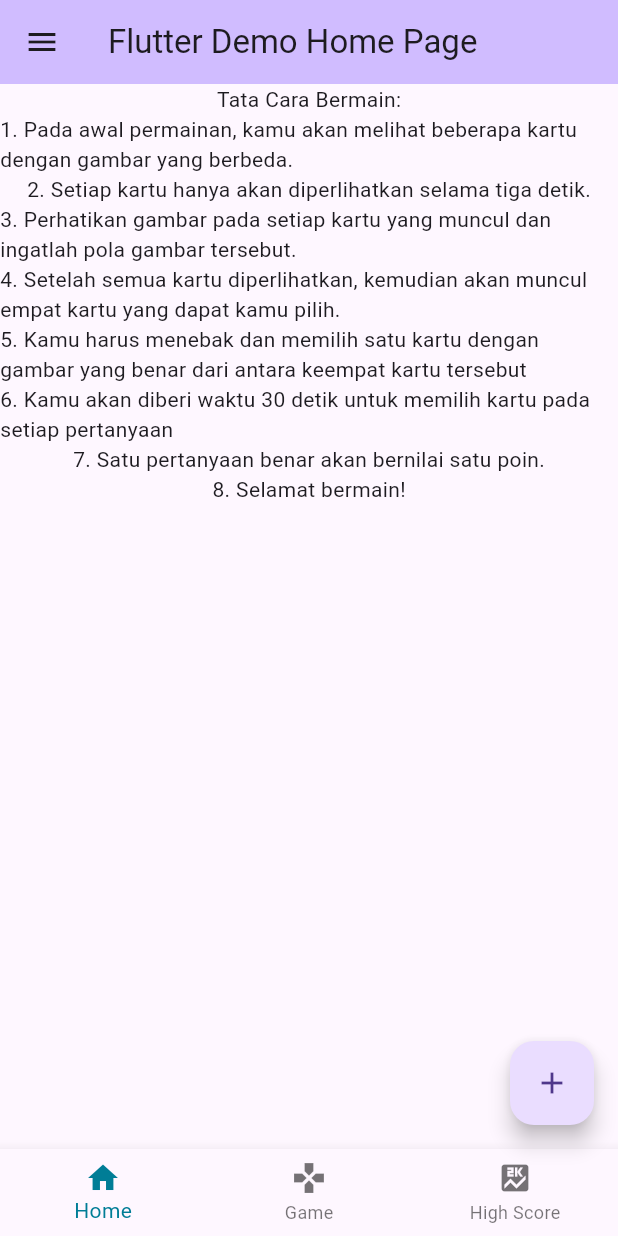
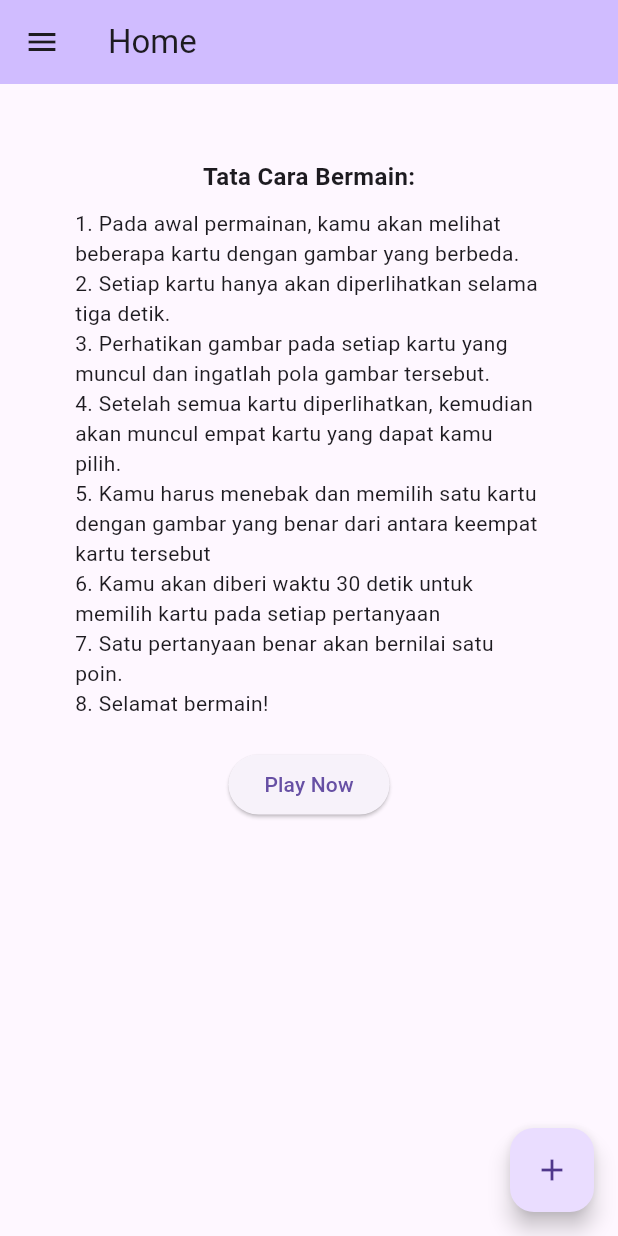
Before and after one commit to stevennchristopher/MidtermProjectET, a Flutter app: the MyHomePage screen opened directly, on a phone screen of 412 x 824 dp. Run offline on Flutter 3.47's test engine with Material 3 defaults, Android fonts, the light colour scheme and no system bars; our stand-ins replace shared_preferences; accounts and stored records are empty.

Commit message:
edit dikit2

```diff
--- a/memorimage_project_uts/lib/main.dart
+++ b/memorimage_project_uts/lib/main.dart
@@ -42,21 +42,6 @@
     return MaterialApp(
       title: 'Flutter Demo',
       theme: ThemeData(
-        // This is the theme of your application.
-        //
-        // TRY THIS: Try running your application with "flutter run". You'll see
-        // the application has a purple toolbar. Then, without quitting the app,
-        // try changing the seedColor in the colorScheme below to Colors.green
-        // and then invoke "hot reload" (save your changes or press the "hot
-        // reload" button in a Flutter-supported IDE, or press "r" if you used
-        // the command line to start the app).
-        //
-        // Notice that the counter didn't reset back to zero; the application
-        // state is not lost during the reload. To reset the state, use hot
-        // restart instead.
-        //
-        // This works for code too, not just values: Most code changes can be
-        // tested with just a hot reload.
         colorScheme: ColorScheme.fromSeed(seedColor: Colors.deepPurple),
         useMaterial3: true,
       ),
@@ -90,8 +75,8 @@
 
 class _MyHomePageState extends State<MyHomePage> {
   int _currentIndex = 0;
-  final List<Widget> _screens = [Home(), Game(), HighScore()];
-  final List<String> _judul = ['Home', 'Game', 'High Score'];
+  final List<Widget> _screens = [Home()];
+  final List<String> _title = ['Home'];
 
   void _incrementCounter() {
     setState(() {
@@ -108,7 +93,7 @@
     return Scaffold(
       appBar: AppBar(
         backgroundColor: Theme.of(context).colorScheme.inversePrimary,
-        title: Text(widget.title),
+        title: Text(_title[_currentIndex]),
       ),
       body: _screens[_currentIndex],
       floatingActionButton: FloatingActionButton(
@@ -116,35 +101,35 @@
         tooltip: 'Increment',
         child: const Icon(Icons.add),
       ),
-      bottomNavigationBar: MyBNB(),
+      // bottomNavigationBar: MyBNB(),
       drawer: myDrawer(),
     );
   }
 
-  BottomNavigationBar MyBNB() {
-    return BottomNavigationBar(
-        currentIndex: _currentIndex,
-        onTap: (int index) {
-          setState(() {
-            _currentIndex = index;
-          });
-        },
-        fixedColor: const Color.fromARGB(255, 0, 125, 150),
-        items: [
-          BottomNavigationBarItem(
-            label: "Home",
-            icon: Icon(Icons.home),
-          ),
-          BottomNavigationBarItem(
-            label: "Game",
-            icon: Icon(Icons.gamepad),
-          ),
-          BottomNavigationBarItem(
-            label: "High Score",
-            icon: Icon(Icons.score),
-          ),
-        ]);
-  }
+  // BottomNavigationBar MyBNB() {
+  //   return BottomNavigationBar(
+  //       currentIndex: _currentIndex,
+  //       onTap: (int index) {
+  //         setState(() {
+  //           _currentIndex = index;
+  //         });
+  //       },
+  //       fixedColor: const Color.fromARGB(255, 0, 125, 150),
+  //       items: [
+  //         BottomNavigationBarItem(
+  //           label: "Home",
+  //           icon: Icon(Icons.home),
+  //         ),
+  //         BottomNavigationBarItem(
+  //           label: "Game",
+  //           icon: Icon(Icons.gamepad),
+  //         ),
+  //         BottomNavigationBarItem(
+  //           label: "High Score",
+  //           icon: Icon(Icons.score),
+  //         ),
+  //       ]);
+  // }
 
   Drawer myDrawer() {
     return Drawer(
@@ -152,22 +137,22 @@
       child: Column(
         children: <Widget>[
           UserAccountsDrawerHeader(
-              accountName: Text("Jennie"),
-              accountEmail: Text(active_user),
+              accountName: Text(active_user),
+              accountEmail: Text(active_user + "@gmail.com"),
               currentAccountPicture: CircleAvatar(
                   backgroundImage: NetworkImage("https://i.pravatar.cc/150"))),
-          ListTile(
-              title: new Text("Home"),
-              leading: new Icon(Icons.home),
-              onTap: () {
-                Navigator.popAndPushNamed(context, 'home');
-              }),
-          ListTile(
-              title: new Text("Game"),
-              leading: new Icon(Icons.gamepad),
-              onTap: () {
-                Navigator.popAndPushNamed(context, 'game');
-              }),
+          // ListTile(
+          //     title: new Text("Home"),
+          //     leading: new Icon(Icons.home),
+          //     onTap: () {
+          //       Navigator.popAndPushNamed(context, 'home');
+          //     }),
+          // ListTile(
+          //     title: new Text("Game"),
+          //     leading: new Icon(Icons.gamepad),
+          //     onTap: () {
+          //       Navigator.popAndPushNamed(context, 'game');
+          //     }),
           ListTile(
               title: new Text("High Score"),
               leading: new Icon(Icons.score),
--- a/memorimage_project_uts/lib/screen/game.dart
+++ b/memorimage_project_uts/lib/screen/game.dart
@@ -4,6 +4,9 @@ class Game extends StatelessWidget{
   @override
   Widget build(BuildContext context){
     return Scaffold(
+      appBar: AppBar(
+        title: Text('Game Screen'),
+      ),
       body: Center(child: Text("This is Game "),
       ),
     );
--- a/memorimage_project_uts/lib/screen/high_score.dart
+++ b/memorimage_project_uts/lib/screen/high_score.dart
@@ -4,6 +4,9 @@ class HighScore extends StatelessWidget{
   @override
   Widget build(BuildContext context){
     return Scaffold(
+      appBar: AppBar(
+        title: Text('High Score'),
+      ),
       body: Center(child: Text("This is High Score "),
       ),
     );
--- a/memorimage_project_uts/lib/screen/home.dart
+++ b/memorimage_project_uts/lib/screen/home.dart
@@ -1,10 +1,25 @@
 import 'package:flutter/material.dart';
+import 'package:memorimage_project_uts/screen/game.dart';
 
-class Home extends StatelessWidget{
+class Home extends StatelessWidget {
   @override
-  Widget build(BuildContext context){
+  Widget build(BuildContext context) {
     return Scaffold(
-      body: Center(child: Column(children: [Text("Tata Cara Bermain:"),
+      body: SingleChildScrollView(
+        child: Container(
+          width: double.infinity,
+          padding: EdgeInsets.all(50),
+          child: Column(
+            crossAxisAlignment: CrossAxisAlignment.start,
+            children: [
+              Align(
+                alignment: Alignment.topCenter,
+                child: Text(
+                  "Tata Cara Bermain:",
+                  style: TextStyle(fontWeight: FontWeight.bold, fontSize: 16),
+                ),
+              ),
+              SizedBox(height: 10),
               Text("1. Pada awal permainan, kamu akan melihat beberapa kartu dengan gambar yang berbeda."),
               Text("2. Setiap kartu hanya akan diperlihatkan selama tiga detik."),
               Text("3. Perhatikan gambar pada setiap kartu yang muncul dan ingatlah pola gambar tersebut."),
@@ -12,8 +27,25 @@ class Home extends StatelessWidget{
               Text("5. Kamu harus menebak dan memilih satu kartu dengan gambar yang benar dari antara keempat kartu tersebut"),
               Text("6. Kamu akan diberi waktu 30 detik untuk memilih kartu pada setiap pertanyaan"),
               Text("7. Satu pertanyaan benar akan bernilai satu poin."),
-                                            Text("8. Selamat bermain!")
-      ])),
+              Text("8. Selamat bermain!"),
+              SizedBox(height: 20),
+              Align(
+                alignment: Alignment.topCenter,
+                child: ElevatedButton(
+                onPressed: () {
+                  Navigator.push(
+                    context,
+                    MaterialPageRoute(builder: (context) => Game()),
+                  );
+                },
+                child: Text('Play Now'),
+              ),
+              ),
+
+            ],
+          ),
+        ),
+      ),
     );
   }
 }
--- a/memorimage_project_uts/lib/screen/login.dart
+++ b/memorimage_project_uts/lib/screen/login.dart
@@ -56,8 +56,8 @@ class _LoginState extends State<Login> {
                 },
                 decoration: InputDecoration(
                     border: OutlineInputBorder(),
-                    labelText: 'Email',
-                    hintText: 'Enter valid email id as abc@gmail.com'),
+                    labelText: 'Username',
+                    hintText: 'Enter valid username'),
               ),
             ),
             Padding(
@@ -77,7 +77,7 @@ class _LoginState extends State<Login> {
                   height: 50,
                   width: 300,
                   decoration: BoxDecoration(
-                      color: Colors.blue,
+                      color: Colors.white,
                       borderRadius: BorderRadius.circular(20)),
                   child: ElevatedButton(
                     onPressed: () {
@@ -85,7 +85,7 @@ class _LoginState extends State<Login> {
                     },
                     child: Text(
                       'Login',
-                      style: TextStyle(color: Colors.white, fontSize: 25),
+                      style: TextStyle(color: Colors.purple[600], fontSize: 25),
                     ),
                   ),
                 )),
```
Lines whose indentation alone changed are shown as unchanged.
